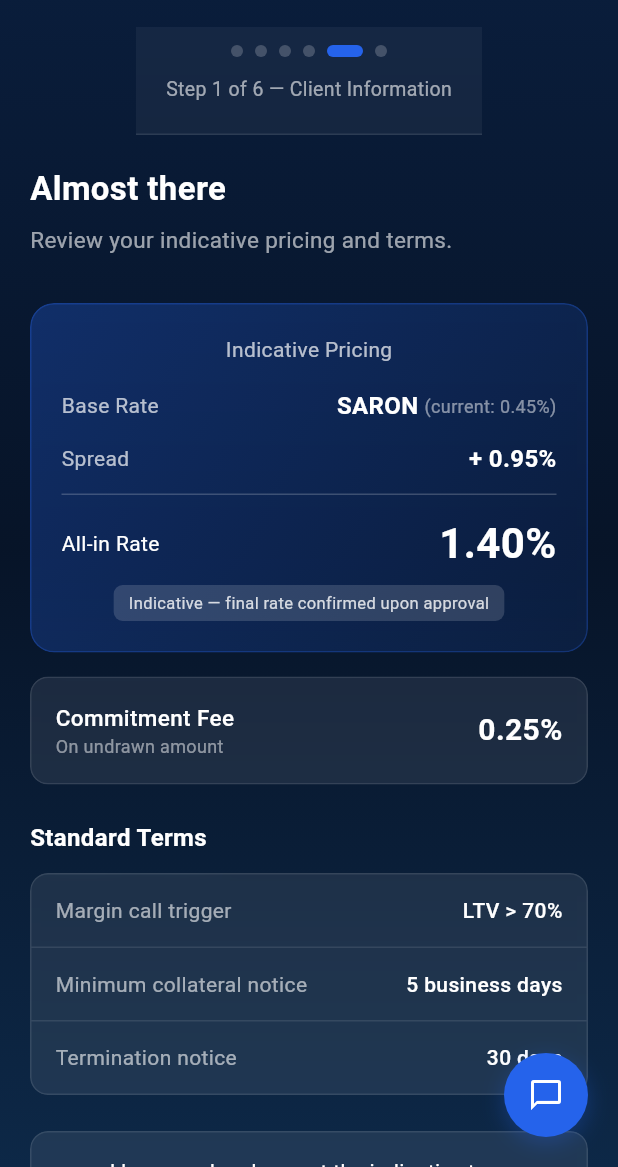
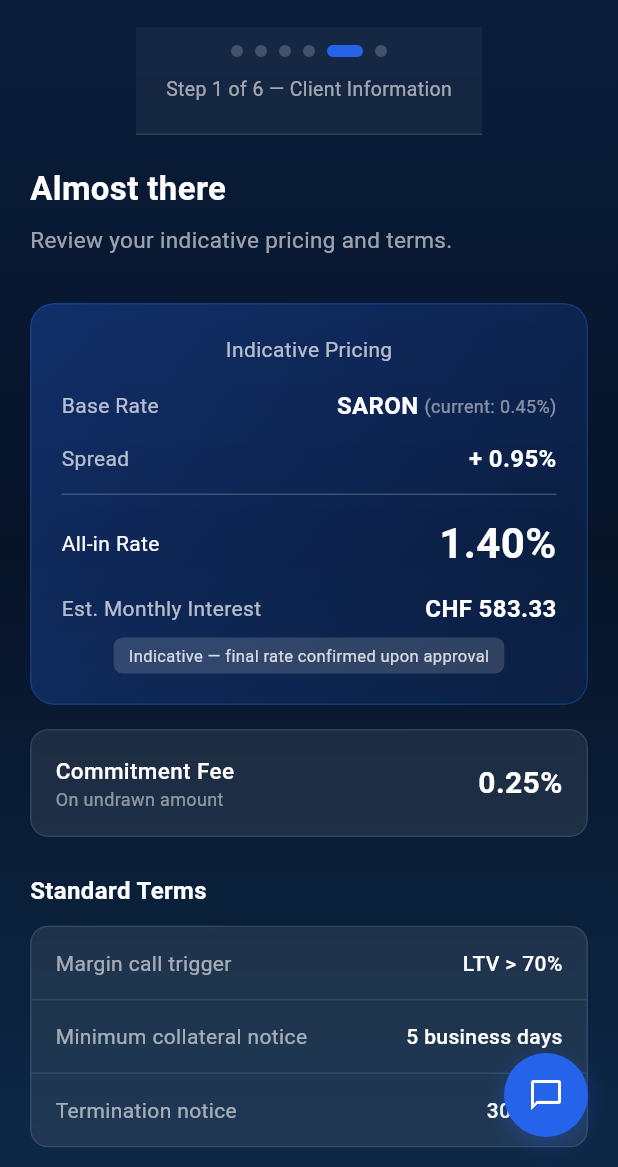
Before and after one commit to SimSeb5/saxo-banking, a Flutter app: the RequestWizard screen opened directly, swiped to page 5, on a phone screen of 412 x 824 dp, the part 69-1236 px from its top. Run offline on Flutter 3.47's test engine with Material 3 defaults, Android fonts, the phone set to English and light mode, and no system bars; drawn by our look-alikes of smooth_page_indicator; our stand-ins replace fl_chart, flutter_animate, google_fonts, percent_indicator.

Commit message:
Fix Lombard loan wizard bugs and wire up incomplete interactions
Fix term type mismatch that caused runtime assertion error, wire up
entity toggle and drawdown preference to state, connect Track Status
button to RequestTracker, add term type and drawdown to review summary,
add close confirmation dialog, and make pricing dynamic based on loan
amount tier.

Co-Authored-By: Claude Opus 4.6 <noreply@anthropic.com>

```diff
--- a/lib/screens/credit/new_request/steps/pricing_step.dart
+++ b/lib/screens/credit/new_request/steps/pricing_step.dart
@@ -1,8 +1,11 @@
 import 'package:flutter/material.dart';
 import 'dart:ui';
 import '../../../../theme/app_theme.dart';
+import '../../../../utils/formatters.dart';
 
 class PricingStep extends StatelessWidget {
+  final double loanAmount;
+  final String loanCurrency;
   final bool termsAccepted;
   final ValueChanged<bool> onTermsChanged;
   final VoidCallback onNext;
@@ -10,11 +13,23 @@ class PricingStep extends StatelessWidget {
 
   const PricingStep({
     super.key,
+    required this.loanAmount,
+    required this.loanCurrency,
     required this.termsAccepted,
     required this.onTermsChanged,
     required this.onNext,
     required this.onBack,
   });
+
+  double get _spread {
+    if (loanAmount >= 1000000) return 0.75;
+    if (loanAmount >= 500000) return 0.95;
+    return 1.20;
+  }
+
+  double get _allInRate => 0.45 + _spread;
+
+  double get _estimatedMonthlyInterest => loanAmount * (_allInRate / 100) / 12;
 
   @override
   Widget build(BuildContext context) {
@@ -79,7 +94,7 @@ class PricingStep extends StatelessWidget {
                     const SizedBox(height: 12),
                     _PricingRow(
                       label: 'Spread',
-                      value: '+ 0.95%',
+                      value: '+ ${_spread.toStringAsFixed(2)}%',
                     ),
                     const SizedBox(height: 12),
                     Divider(color: AppColors.white.withValues(alpha: 0.2)),
@@ -95,10 +110,32 @@ class PricingStep extends StatelessWidget {
                           ),
                         ),
                         Text(
-                          '1.40%',
+                          '${_allInRate.toStringAsFixed(2)}%',
                           style: TextStyle(
                             fontSize: 28,
                             fontWeight: FontWeight.w700,
+                            color: AppColors.white,
+                          ),
+                        ),
+                      ],
+                    ),
+                    const SizedBox(height: 12),
+                    Row(
+                      mainAxisAlignment: MainAxisAlignment.spaceBetween,
+                      children: [
+                        Text(
+                          'Est. Monthly Interest',
+                          style: TextStyle(
+                            fontSize: 14,
+                            color: AppColors.white.withValues(alpha: 0.7),
+                          ),
+                        ),
+                        Text(
+                          Formatters.formatCurrency(
+                              _estimatedMonthlyInterest, loanCurrency),
+                          style: TextStyle(
+                            fontSize: 16,
+                            fontWeight: FontWeight.w600,
                             color: AppColors.white,
                           ),
                         ),
```
Also changed, not shown: lib/screens/credit/new_request/request_wizard.dart (+76 -3 lines), lib/screens/credit/new_request/steps/client_step.dart (+10 -3 lines), lib/screens/credit/new_request/steps/loan_params_step.dart (+13 -2 lines), lib/screens/credit/new_request/steps/review_step.dart (+23 -1 lines).
